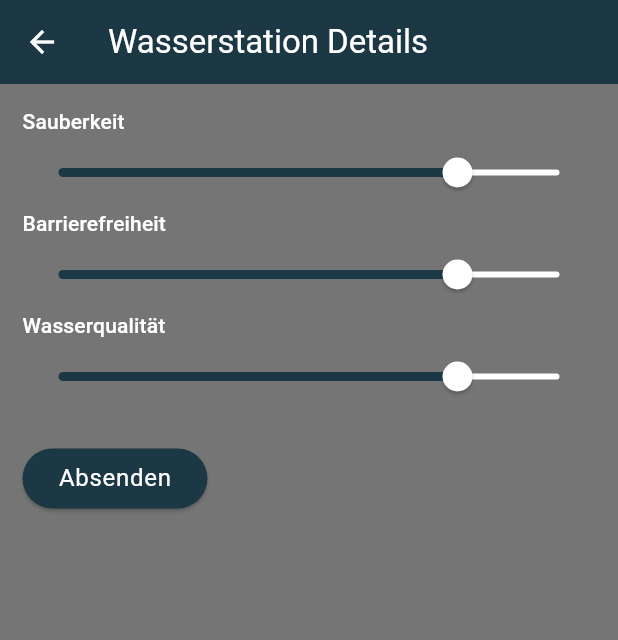
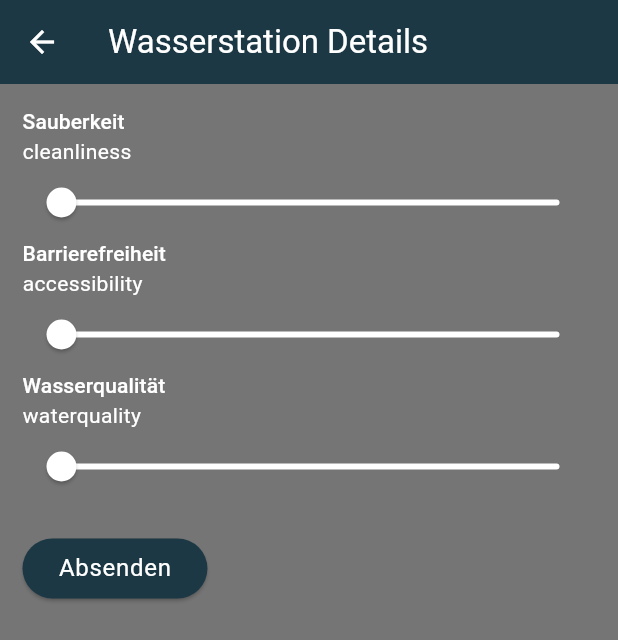
Before and after one commit to PoseidonPSE2/app, a Flutter app: the Waterstationreview screen opened directly with empty values, after a tap on "Absenden", on a phone screen of 412 x 824 dp. Shown: the top 640 px of the screen. Run offline on Flutter 3.47's test engine with Material 3 defaults, Android fonts, the phone set to English and light mode, and no system bars; our stand-ins replace flutter_map, font_awesome_flutter, hex, latlong2, liquid_progress_indicator_v2, yaml; missing offline and left inert: conversion, nfc_manager; accounts and stored records are empty; network calls fail.

Commit message:
Dev: adding a provider, using the provider value for the api call

```diff
--- a/lib/pages/WaterstationReview.dart
+++ b/lib/pages/WaterstationReview.dart
@@ -8,6 +8,7 @@ import 'package:hex/hex.dart';
 import 'package:nfc_manager/nfc_manager.dart';
 import 'package:provider/provider.dart';
 import '../model/user.dart';
+import '../provider/ratingProvider.dart';
 import '../provider/userProvider.dart';
 import '../widgets.dart/reviewSlider.dart';
 import 'navbar/map.dart';
@@ -98,6 +99,8 @@ class _WaterstationreviewState extends State<Waterstationreview> {
 
   @override
   Widget build(BuildContext context) {
+    final ratingProvider = Provider.of<RatingProvider>(context);
+
     return Scaffold(
         appBar: AppBar(
           title: const Text('Wasserstation Details'),
@@ -110,13 +113,13 @@ class _WaterstationreviewState extends State<Waterstationreview> {
               children: [
                 Text('Sauberkeit',
                     style: Theme.of(context).textTheme.labelLarge),
-                const Reviewslider(initialValue: 3.5),
+                const Reviewslider(title: "cleanliness"),
                 Text('Barrierefreiheit',
                     style: Theme.of(context).textTheme.labelLarge),
-                const Reviewslider(initialValue: 3.5),
+                const Reviewslider(title: "accessibility",),
                 Text('Wasserqualität',
                     style: Theme.of(context).textTheme.labelLarge),
-                const Reviewslider(initialValue: 3.5),
+                const Reviewslider(title: "waterquality",),
                 Padding(
                   padding: const EdgeInsets.only(
                     top: 20,
@@ -125,9 +128,9 @@ class _WaterstationreviewState extends State<Waterstationreview> {
                   child: ElevatedButton(
                     onPressed: () {
                       RefillstationReview review = RefillstationReview(
-                          cleanness: 3,
-                          accessibility: 3,
-                          water_quality: 3,
+                          cleanness: ratingProvider.cleanlinessRating,
+                          accessibility: ratingProvider.accessibilityRating,
+                          water_quality: ratingProvider.waterQualityRating,
                           station_id: widget.station.id,
                           user_id: currentUser?.userId);
                       ApiService().postRefillstationReview(review);
--- /dev/null
+++ b/lib/provider/ratingProvider.dart
@@ -0,0 +1,26 @@
+import 'package:flutter/cupertino.dart';
+
+class RatingProvider extends ChangeNotifier {
+  int _cleanlinessRating = 0;
+  int _accessibilityRating = 0;
+  int _waterQualityRating = 0;
+
+  int get cleanlinessRating => _cleanlinessRating;
+  int get accessibilityRating => _accessibilityRating;
+  int get waterQualityRating => _waterQualityRating;
+
+  set cleanlinessRating(int value) {
+    _cleanlinessRating = value;
+    notifyListeners();
+  }
+
+  set accessibilityRating(int value) {
+    _accessibilityRating = value;
+    notifyListeners();
+  }
+
+  set waterQualityRating(int value) {
+    _waterQualityRating = value;
+    notifyListeners();
+  }
+}
--- a/lib/start.dart
+++ b/lib/start.dart
@@ -3,6 +3,7 @@ import 'package:hello_worl2/pages/settings/SettingsScreen.dart';
 import 'package:hello_worl2/pages/waterSettings.dart';
 import 'package:hello_worl2/pages/other/login.dart';
 import 'package:hello_worl2/provider/bottleProvider.dart';
+import 'package:hello_worl2/provider/ratingProvider.dart';
 import 'package:hello_worl2/provider/userProvider.dart';
 import 'package:hello_worl2/theme/theme.dart';
 import 'package:hello_worl2/widgets.dart/navbar.dart';
@@ -14,6 +15,7 @@ void main() {
       providers: [
         ChangeNotifierProvider(create: (context) => UserProvider()),
         ChangeNotifierProvider(create: (context) => BottleProvider()),
+        ChangeNotifierProvider(create: (context) => RatingProvider()),
       ],
       child: const MyApp(),
     ),
--- a/lib/widgets.dart/reviewSlider.dart
+++ b/lib/widgets.dart/reviewSlider.dart
@@ -1,8 +1,11 @@
 import 'package:flutter/material.dart';
+import 'package:provider/provider.dart';
+
+import '../provider/ratingProvider.dart';
 
 class Reviewslider extends StatefulWidget {
-  final double initialValue;
-  const Reviewslider({Key? key, required this.initialValue}) : super(key: key);
+  final String title;
+  const Reviewslider({Key? key, required this.title}) : super(key: key);
 
   @override
   State<Reviewslider> createState() => _SliderState();
@@ -14,12 +17,17 @@ class _SliderState extends State<Reviewslider> {
   @override
   void initState() {
     super.initState();
-    _currentSliderValue = widget.initialValue;
   }
 
   @override
   Widget build(BuildContext context) {
-    return Slider(
+    final ratingProvider = Provider.of<RatingProvider>(context);
+
+    return Column(
+      crossAxisAlignment: CrossAxisAlignment.start,
+      children: [
+        Text(widget.title),
+        Slider(
           value: _currentSliderValue,
           max: 5,
           divisions: 5,
@@ -27,8 +35,18 @@ class _SliderState extends State<Reviewslider> {
           onChanged: (double value) {
             setState(() {
               _currentSliderValue = value;
+              // Update the rating in the provider based on the title
+              if (widget.title == "cleanliness") {
+                ratingProvider.cleanlinessRating = value.round();
+              } else if (widget.title == "accessibility") {
+                ratingProvider.accessibilityRating = value.round();
+              } else if (widget.title == "waterquality") {
+                ratingProvider.waterQualityRating = value.round();
+              }
             });
           },
+        ),
+      ],
     );
   }
 }
```
Also changed, not shown: lib/pages/WaterstationDetails.dart (+6 -1 lines). Lines whose indentation alone changed are shown as unchanged.
